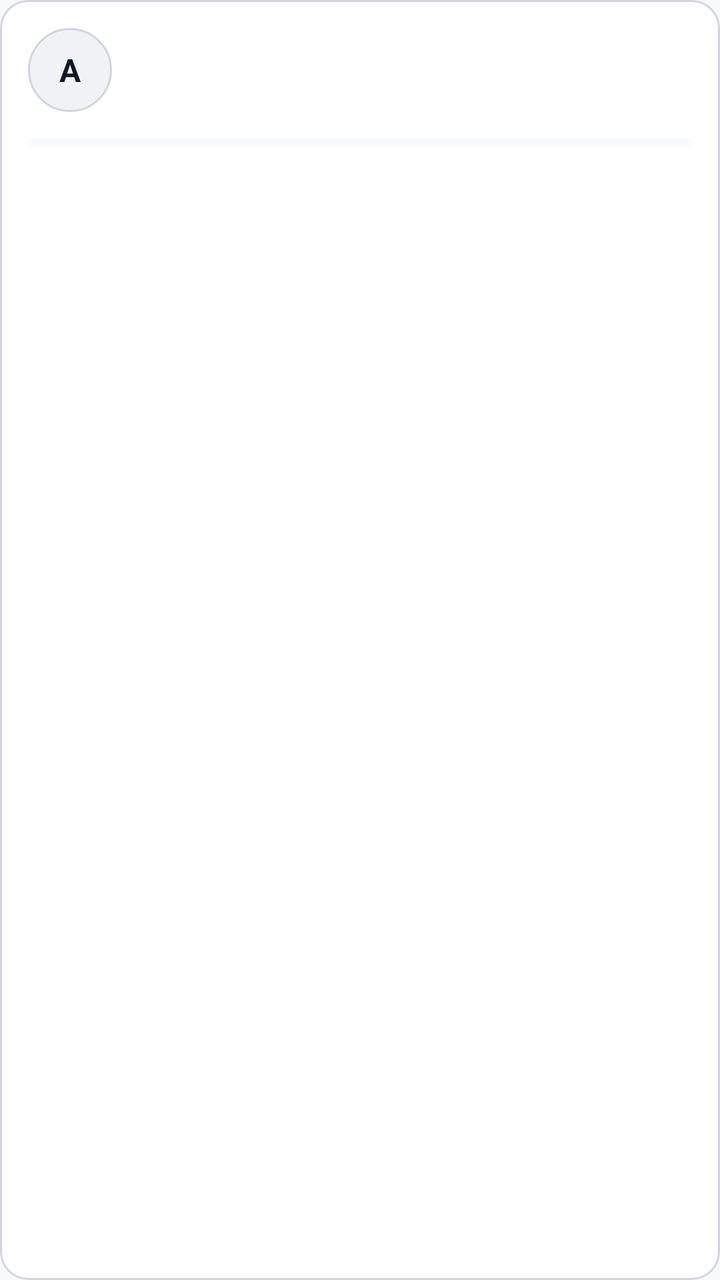
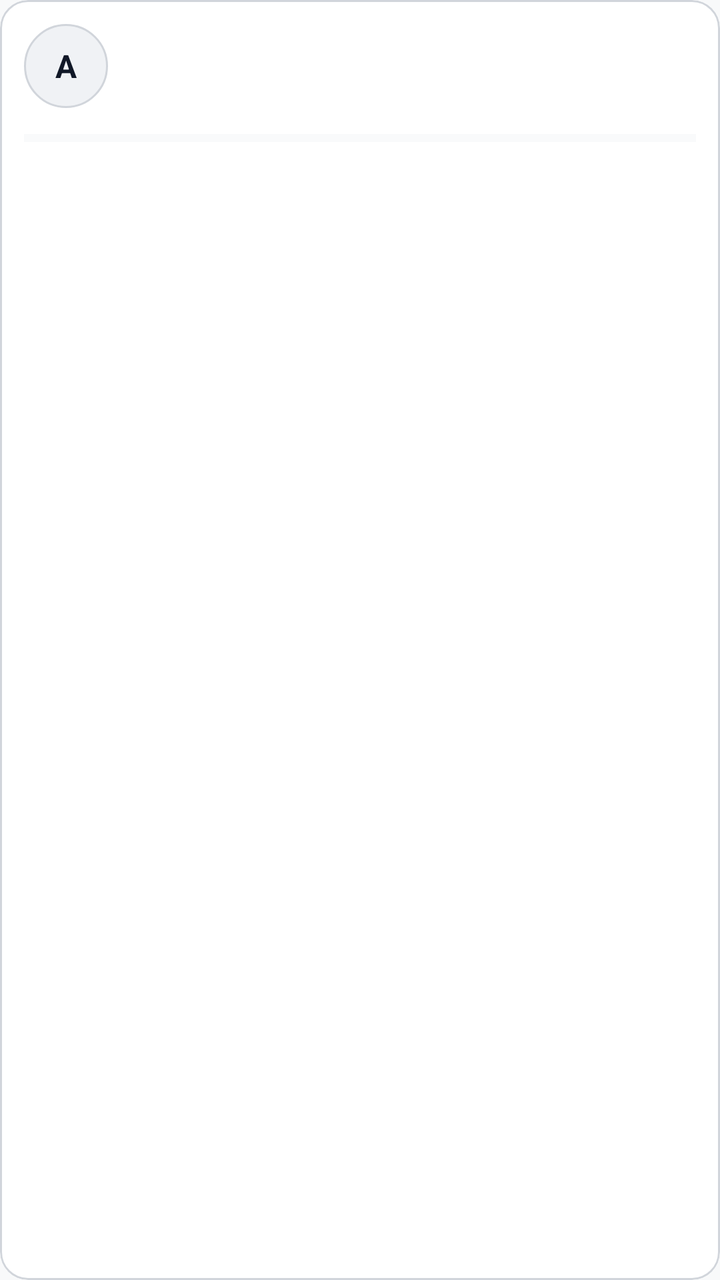

The first picture is an Android layout as it rendered before a commit; the second is the same layout after the commit. The layout source and the unified diff follow.
<!-- AndroidManifest.xml: application theme Theme.PocketLedger -->
<!-- res/layout/item_loan.xml -->
<?xml version="1.0" encoding="utf-8"?>
<com.google.android.material.card.MaterialCardView xmlns:android="http://schemas.android.com/apk/res/android"
    xmlns:app="http://schemas.android.com/apk/res-auto"
    style="@style/Widget.PocketLedger.Card.Inset"
    android:layout_width="match_parent"
    android:layout_height="wrap_content"
    android:layout_marginBottom="@dimen/space_8">

    <LinearLayout
        android:id="@+id/loanRoot"
        android:layout_width="match_parent"
        android:layout_height="wrap_content"
        android:background="?attr/selectableItemBackground"
        android:orientation="vertical"
        android:padding="@dimen/space_14">

        <LinearLayout
            android:layout_width="match_parent"
            android:layout_height="wrap_content"
            android:gravity="center_vertical"
            android:orientation="horizontal">

            <TextView
                android:id="@+id/loanInitial"
                android:layout_width="42dp"
                android:layout_height="42dp"
                android:background="@drawable/bg_icon_circle"
                android:gravity="center"
                android:text="A"
                android:textColor="@color/text_primary"
                android:textSize="16sp"
                android:textStyle="bold" />

            <LinearLayout
                android:layout_width="0dp"
                android:layout_height="wrap_content"
                android:layout_marginStart="@dimen/space_12"
                android:layout_weight="1"
                android:orientation="vertical">

                <TextView
                    android:id="@+id/loanPerson"
                    android:layout_width="wrap_content"
                    android:layout_height="wrap_content"
                    android:textAppearance="@style/TextAppearance.PocketLedger.BodyMedium" />

                <TextView
                    android:id="@+id/loanMeta"
                    android:layout_width="wrap_content"
                    android:layout_height="wrap_content"
                    android:layout_marginTop="@dimen/space_2"
                    android:textAppearance="@style/TextAppearance.PocketLedger.Caption" />
            </LinearLayout>

            <LinearLayout
                android:layout_width="wrap_content"
                android:layout_height="wrap_content"
                android:gravity="end"
                android:orientation="vertical">

                <TextView
                    android:id="@+id/loanAmount"
                    android:layout_width="wrap_content"
                    android:layout_height="wrap_content"
                    android:textAppearance="@style/TextAppearance.PocketLedger.Amount" />

                <TextView
                    android:id="@+id/loanRemaining"
                    android:layout_width="wrap_content"
                    android:layout_height="wrap_content"
                    android:layout_marginTop="@dimen/space_2"
                    android:textAppearance="@style/TextAppearance.PocketLedger.Caption" />
            </LinearLayout>
        </LinearLayout>

        <ProgressBar
            android:id="@+id/loanProgress"
            style="?android:attr/progressBarStyleHorizontal"
            android:layout_width="match_parent"
            android:layout_height="6dp"
            android:layout_marginTop="@dimen/space_12"
            android:max="100"
            android:progress="0"
            android:progressTint="@color/accent"
            android:progressBackgroundTint="@color/surface_alt" />
    </LinearLayout>
</com.google.android.material.card.MaterialCardView>
<!-- resources referenced by this layout -->
<resources>
  <color name="accent">#20B486</color>
  <color name="surface_alt">#E8EBF0</color>
  <color name="text_primary">#111827</color>
  <dimen name="space_12">12dp</dimen>
  <dimen name="space_14">14dp</dimen>
  <dimen name="space_2">2dp</dimen>
  <dimen name="space_8">8dp</dimen>
  <style name="TextAppearance.PocketLedger.Amount" parent="TextAppearance.PocketLedger.Body">
          <item name="android:textStyle">bold</item>
          <item name="android:textSize">16sp</item>
      </style>
  <style name="TextAppearance.PocketLedger.BodyMedium" parent="TextAppearance.PocketLedger.Body">
          <item name="android:textStyle">bold</item>
      </style>
  <style name="Widget.PocketLedger.Card.Inset" parent="Widget.PocketLedger.Card">
          <item name="cardCornerRadius">@dimen/card_radius_small</item>
      </style>
  <color name="surface_elevated">#F0F2F5</color>
  <color name="border">#D1D5DB</color>
  <style name="TextAppearance.PocketLedger.Body" parent="TextAppearance.MaterialComponents.Body1">
          <item name="android:textSize">@dimen/text_body</item>
          <item name="android:textColor">@color/text_primary</item>
          <item name="android:fontFamily">sans-serif</item>
      </style>
  <dimen name="text_caption">12sp</dimen>
  <color name="text_secondary">#6B7280</color>
  <dimen name="card_radius_small">14dp</dimen>
  <color name="primary_green">#20B486</color>
  <color name="primary_green_dark">#103B32</color>
  <color name="white">#FFFFFF</color>
  <color name="background">#F8F9FA</color>
  <color name="surface">#FFFFFF</color>
  <color name="expense">#F16F68</color>
  <color name="text_tertiary">#9CA3AF</color>
  <color name="nav_background">#FFFFFF</color>
  <style name="ThemeOverlay.PocketLedger.BottomSheet" parent="ThemeOverlay.MaterialComponents.BottomSheetDialog">
          <item name="bottomSheetStyle">@style/Widget.PocketLedger.BottomSheet</item>
          <item name="colorSurface">@color/surface</item>
      </style>
  <style name="Widget.PocketLedger.Snackbar" parent="Widget.MaterialComponents.Snackbar">
          <item name="backgroundTint">@color/surface_elevated</item>
          <item name="android:textColor">@color/text_primary</item>
      </style>
  <style name="Widget.PocketLedger.Snackbar.TextView" parent="Widget.MaterialComponents.Snackbar.TextView">
          <item name="android:textColor">@color/text_primary</item>
      </style>
  <dimen name="text_body">14sp</dimen>
  <dimen name="card_radius">20dp</dimen>
  <style name="Widget.PocketLedger.DialogButton" parent="Widget.MaterialComponents.Button.TextButton.Dialog">
          <item name="android:textColor">@color/primary_green</item>
          <item name="android:textAllCaps">false</item>
          <item name="android:textStyle">bold</item>
      </style>
  <style name="ShapeAppearanceOverlay.PocketLedger.Dialog" parent="">
          <item name="cornerFamily">rounded</item>
          <item name="cornerSize">24dp</item>
      </style>
  <style name="Widget.PocketLedger.BottomSheet" parent="Widget.MaterialComponents.BottomSheet.Modal">
          <item name="backgroundTint">@color/surface</item>
          <item name="shapeAppearanceOverlay">@style/ShapeAppearanceOverlay.PocketLedger.BottomSheet</item>
      </style>
  <style name="ShapeAppearanceOverlay.PocketLedger.BottomSheet" parent="">
          <item name="cornerFamily">rounded</item>
          <item name="cornerSizeTopLeft">24dp</item>
          <item name="cornerSizeTopRight">24dp</item>
      </style>
  <!-- unchanged entries left out for length: 5 -->
</resources>

<!-- the commit's change to res/layout/item_loan.xml (unified diff, before → after) -->
@@ -12,7 +12,7 @@
         android:layout_height="wrap_content"
         android:background="?attr/selectableItemBackground"
         android:orientation="vertical"
-        android:padding="@dimen/space_14">
+        android:padding="@dimen/list_item_padding">
 
         <LinearLayout
             android:layout_width="match_parent"
@@ -22,8 +22,8 @@
 
             <TextView
                 android:id="@+id/loanInitial"
-                android:layout_width="42dp"
-                android:layout_height="42dp"
+                android:layout_width="@dimen/list_icon_size"
+                android:layout_height="@dimen/list_icon_size"
                 android:background="@drawable/bg_icon_circle"
                 android:gravity="center"
                 android:text="A"
@@ -40,28 +40,35 @@
 
                 <TextView
                     android:id="@+id/loanPerson"
-                    android:layout_width="wrap_content"
+                    android:layout_width="match_parent"
                     android:layout_height="wrap_content"
+                    android:ellipsize="end"
+                    android:maxLines="1"
                     android:textAppearance="@style/TextAppearance.PocketLedger.BodyMedium" />
 
                 <TextView
                     android:id="@+id/loanMeta"
-                    android:layout_width="wrap_content"
+                    android:layout_width="match_parent"
                     android:layout_height="wrap_content"
                     android:layout_marginTop="@dimen/space_2"
+                    android:ellipsize="end"
+                    android:maxLines="1"
                     android:textAppearance="@style/TextAppearance.PocketLedger.Caption" />
             </LinearLayout>
 
             <LinearLayout
                 android:layout_width="wrap_content"
                 android:layout_height="wrap_content"
+                android:layout_marginStart="@dimen/space_8"
                 android:gravity="end"
                 android:orientation="vertical">
 
                 <TextView
                     android:id="@+id/loanAmount"
+                    style="@style/Widget.PocketLedger.AmountText"
                     android:layout_width="wrap_content"
                     android:layout_height="wrap_content"
+                    android:maxWidth="@dimen/list_amount_max_width"
                     android:textAppearance="@style/TextAppearance.PocketLedger.Amount" />
 
                 <TextView
@@ -69,6 +76,8 @@
                     android:layout_width="wrap_content"
                     android:layout_height="wrap_content"
                     android:layout_marginTop="@dimen/space_2"
+                    android:ellipsize="end"
+                    android:maxLines="1"
                     android:textAppearance="@style/TextAppearance.PocketLedger.Caption" />
             </LinearLayout>
         </LinearLayout>
<!-- resource entries referenced after the edit -->
@@ -3,8 +3,10 @@
   <color name="accent">#20B486</color>
   <color name="surface_alt">#E8EBF0</color>
   <color name="text_primary">#111827</color>
+  <dimen name="list_amount_max_width">140dp</dimen>
+  <dimen name="list_icon_size">42dp</dimen>
+  <dimen name="list_item_padding">12dp</dimen>
   <dimen name="space_12">12dp</dimen>
-  <dimen name="space_14">14dp</dimen>
   <dimen name="space_2">2dp</dimen>
   <dimen name="space_8">8dp</dimen>
   <style name="TextAppearance.PocketLedger.Amount" parent="TextAppearance.PocketLedger.Body">
@@ -13,6 +15,14 @@
       </style>
   <style name="TextAppearance.PocketLedger.BodyMedium" parent="TextAppearance.PocketLedger.Body">
           <item name="android:textStyle">bold</item>
+      </style>
+  <style name="Widget.PocketLedger.AmountText" parent="">
+          <item name="android:maxLines">1</item>
+          <item name="android:ellipsize">end</item>
+          <item name="android:autoSizeTextType">uniform</item>
+          <item name="android:autoSizeMinTextSize">11sp</item>
+          <item name="android:autoSizeMaxTextSize">16sp</item>
+          <item name="android:autoSizeStepGranularity">1sp</item>
       </style>
   <style name="Widget.PocketLedger.Card.Inset" parent="Widget.PocketLedger.Card">
           <item name="cardCornerRadius">@dimen/card_radius_small</item>
